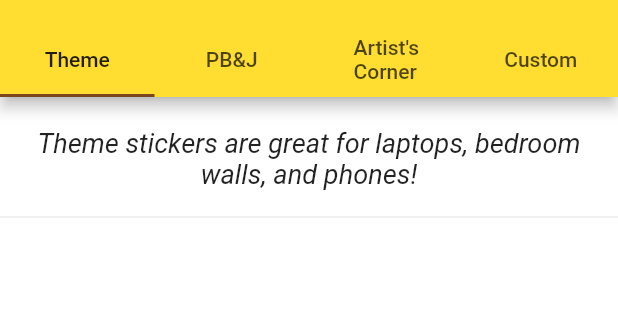
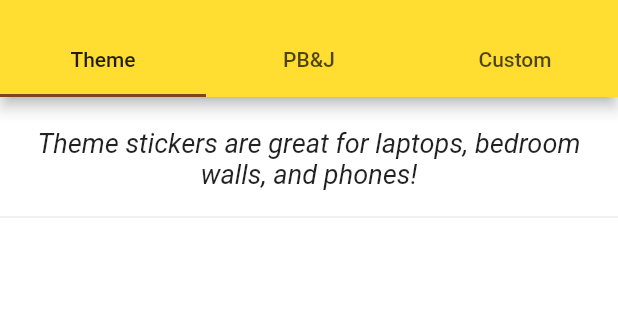
Before and after one commit to OverdriveNGain/justcraftsph-app, a Flutter app: the ScreenStickers screen opened by its route, on a phone screen of 412 x 824 dp, the part 59-379 px from its top. Run offline on Flutter 3.47's test engine with Material 2 defaults, Android fonts, the light colour scheme and no system bars; our stand-ins replace cached_network_image, cloud_firestore, equatable, file_picker, firebase_core, firebase_storage and 5 more; missing offline and left inert: flutter_archive, flutter_mailer; accounts and stored records are empty.

Commit message:
Removed artist stickers

```diff
--- a/lib/screens/stickers/screen_stickers.dart
+++ b/lib/screens/stickers/screen_stickers.dart
@@ -26,7 +26,7 @@ class _ScreenStickersState extends State<ScreenStickers> {
   @override
   Widget build(BuildContext context) {
     return DefaultTabController(
-      length: 4,
+      length: 3,
       child: Scaffold(
           drawer: JcphDrawer(),
           appBar: AppBar(
@@ -34,7 +34,6 @@ class _ScreenStickersState extends State<ScreenStickers> {
               tabs: [
                 Tab(text: "Theme"),
                 Tab(text: "PB&J"),
-                Tab(text: "Artist's\nCorner"),
                 Tab(text: "Custom")
               ],
             ),
@@ -60,7 +59,6 @@ class _ScreenStickersState extends State<ScreenStickers> {
           body: TabBarView(children: [
             StickerTabTheme(),
             StickerTabPbj(),
-            StickerTabArtistC(),
             StickerTabCustom(),
           ])),
     );
```
